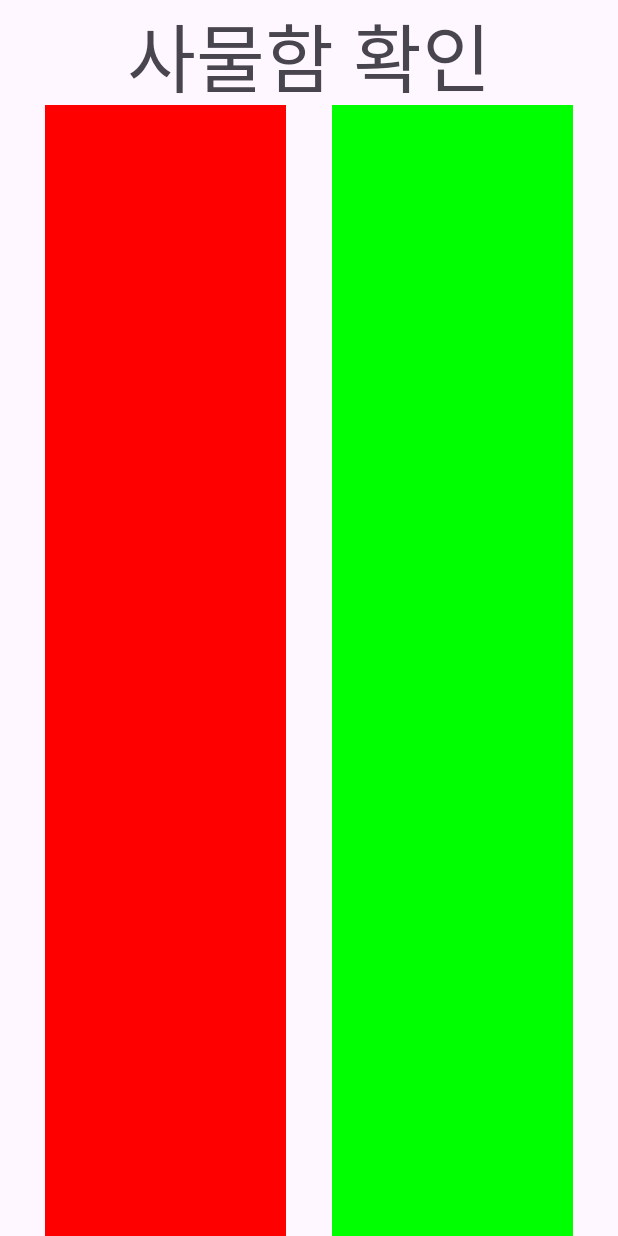
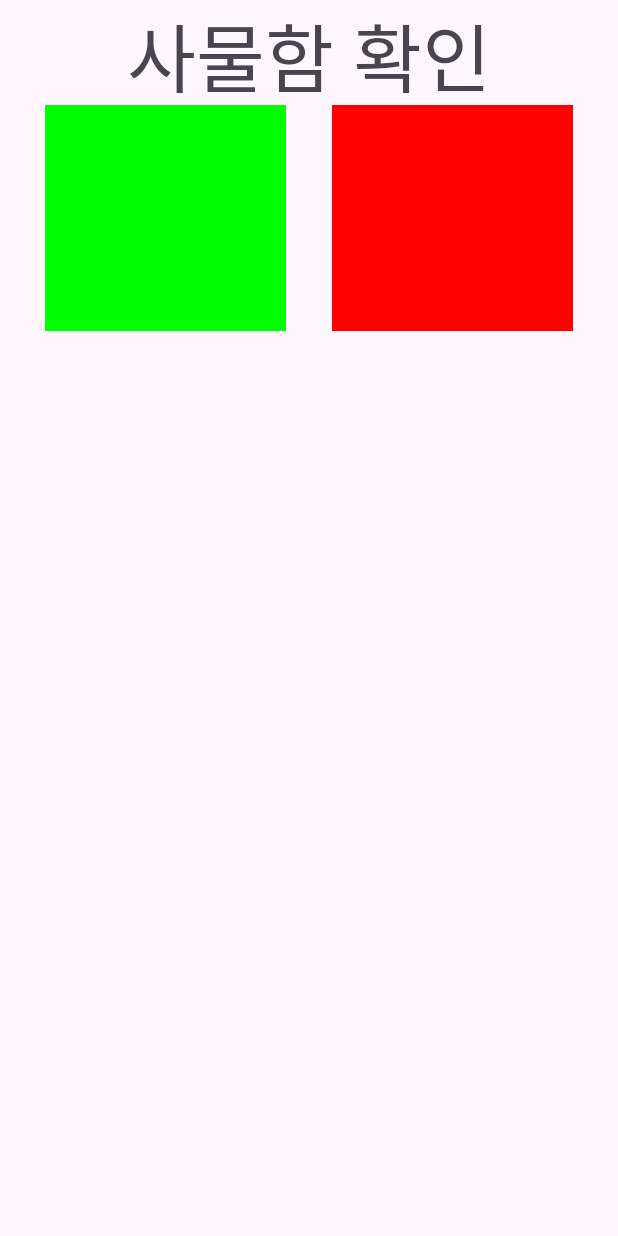
Before and after one commit to tpgus1221/ExProject, an Android app: the CheckLocker screen opened directly, with no data from a screen before it, on a phone screen of 412 x 824 dp. Run offline under Robolectric (Android 15) with nearby library versions, the phone set to English and light mode, and no system bars; Roboto replaces fonts that are not available here.

Commit message:
푸쉬 실험

```diff
--- a/app/src/main/java/com/example/cap01/CheckLocker.java
+++ b/app/src/main/java/com/example/cap01/CheckLocker.java
@@ -14,7 +14,21 @@ public class CheckLocker extends AppCompatActivity {
     protected void onCreate(@Nullable Bundle savedInstanceState) {
         super.onCreate(savedInstanceState);
         setContentView(R.layout.activity_check_locker);
+        lockerlayout1 = findViewById(R.id.locker1);
+        lockerlayout2 = findViewById(R.id.locker2);
 
+        int locker_1 = 0; // locker_1 값
+        int locker_2 = 1; // locker_2 값
+
+        if (locker_1 == 0)
+            lockerlayout1.setBackgroundColor(Color.GREEN);
+        else
+            lockerlayout1.setBackgroundColor(Color.RED);
+
+        if (locker_2 == 0)
+            lockerlayout2.setBackgroundColor(Color.GREEN);
+        else
+            lockerlayout2.setBackgroundColor(Color.RED);
 
     }
 }
--- a/app/src/main/res/layout/activity_check_locker.xml
+++ b/app/src/main/res/layout/activity_check_locker.xml
@@ -15,8 +15,9 @@
 
     <LinearLayout
         android:layout_width="match_parent"
-        android:layout_height="match_parent"
-        android:orientation="horizontal">
+        android:layout_height="0dp"
+        android:orientation="horizontal"
+        android:layout_weight="1">
 
         <LinearLayout
             android:id="@+id/locker1"
@@ -25,7 +26,6 @@
             android:layout_marginLeft="30dp"
             android:layout_marginRight="15dp"
             android:layout_weight="1"
-            android:background="#FF0000"
             android:orientation="horizontal" />
 
         <LinearLayout
@@ -34,9 +34,14 @@
             android:layout_height="match_parent"
             android:layout_marginLeft="15dp"
             android:layout_marginRight="30dp"
-            android:background="#00FF00"
             android:layout_weight="1"
             android:orientation="horizontal" />
     </LinearLayout>
+    <LinearLayout
+        android:layout_width="match_parent"
+        android:layout_height="0dp"
+        android:orientation="horizontal"
+        android:layout_weight="4">
+    </LinearLayout>
 
 </LinearLayout>
```
